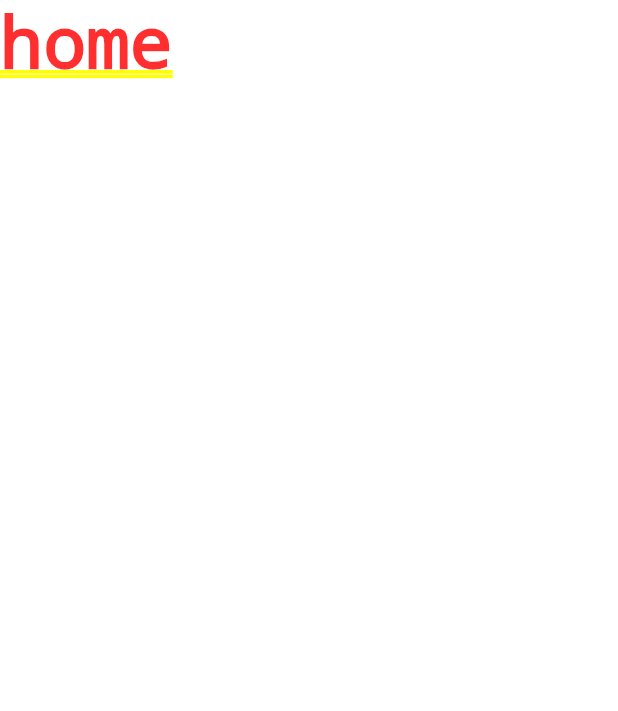
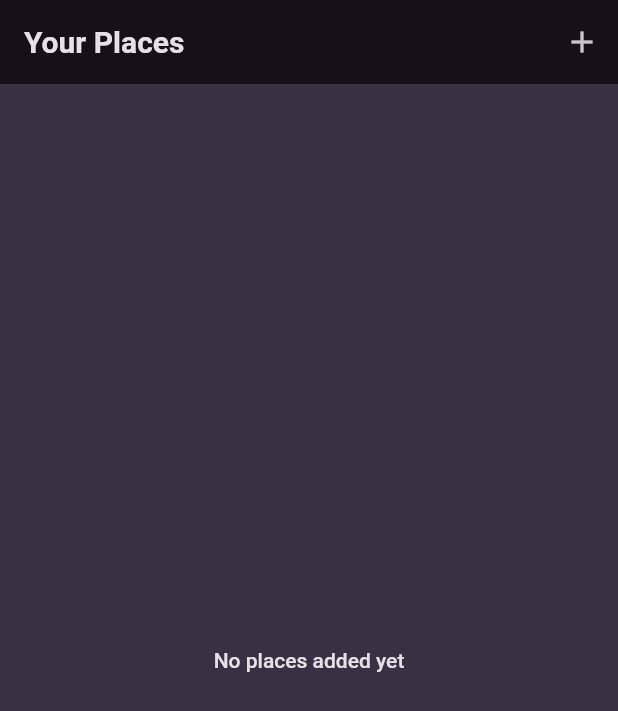
Before and after one commit to satyam1560/favorite_places, a Flutter app: the screen it shows after launch, on a phone screen of 412 x 824 dp. Shown: the top 711 px of the screen. Run offline on Flutter 3.47's test engine with Material 2 defaults, Android fonts, the phone set to English and light mode, and no system bars; our stand-ins replace flutter_riverpod, google_fonts.

Commit message:
basic structure of app done

```diff
--- a/lib/main.dart
+++ b/lib/main.dart
@@ -1,3 +1,5 @@
+import 'package:favorite_places/screens/places.dart';
+import 'package:flutter_riverpod/flutter_riverpod.dart';
 import 'package:flutter/material.dart';
 
 import 'package:google_fonts/google_fonts.dart';
@@ -27,7 +29,7 @@ final theme = ThemeData( ).copyWith(
 
 void main() {
   runApp(
-      const MyApp(),
+      const ProviderScope (child: MyApp())
   );
 }
 
@@ -37,9 +39,10 @@ class MyApp extends StatelessWidget {
   @override
   Widget build(BuildContext context) {
     return MaterialApp(
+      debugShowCheckedModeBanner: false,
       title: 'Great Places',
       theme: theme,
-      home: Text('home'),
+      home: const PlacesScreen(),
     );
   }
 }
--- /dev/null
+++ b/lib/models/place.dart
@@ -0,0 +1,10 @@
+import 'package:uuid/uuid.dart';
+
+const uuid = Uuid();
+
+class Place {
+   Place({required this.title}) : id = uuid.v4();
+
+  final String id;
+  final String title;
+}
--- /dev/null
+++ b/lib/screens/places.dart
@@ -0,0 +1,32 @@
+import 'package:favorite_places/providers/user_places.dart';
+import 'package:favorite_places/screens/add_places.dart';
+import 'package:favorite_places/widgets/places_list.dart';
+import 'package:flutter/material.dart';
+import 'package:flutter_riverpod/flutter_riverpod.dart';
+
+class PlacesScreen extends ConsumerWidget {
+  const PlacesScreen({super.key});
+
+  @override
+  Widget build(BuildContext context, WidgetRef ref) {
+    final userPlaces = ref.watch(userPlacesProvider);
+
+    return Scaffold(
+      appBar: AppBar(
+        title: Text('Your Places'),
+        actions: [
+          IconButton(
+            onPressed: () {
+              Navigator.of(context)
+                  .push(MaterialPageRoute(builder: (ctx) => AddPlaceScreen()));
+            },
+            icon: Icon(Icons.add),
+          )
+        ],
+      ),
+      body: PlacesList(
+        places: userPlaces,
+      ),
+    );
+  }
+}
--- /dev/null
+++ b/lib/widgets/places_list.dart
@@ -0,0 +1,46 @@
+import 'package:favorite_places/screens/place_details.dart';
+import 'package:flutter/material.dart';
+
+import 'package:favorite_places/models/place.dart';
+
+class PlacesList extends StatelessWidget {
+  const PlacesList({
+    super.key,
+    required this.places,
+  });
+
+  final List<Place> places;
+
+  @override
+  Widget build(BuildContext context) {
+    if (places.isEmpty) {
+      return Center(
+        child: Text(
+          'No places added yet',
+          style: Theme.of(context).textTheme.bodyLarge!.copyWith(
+                color: Theme.of(context).colorScheme.onBackground,
+              ),
+        ),
+      );
+    }
+
+    return ListView.builder(
+      itemCount: places.length,
+      itemBuilder: (cxt, index) => ListTile(
+        title: Text(
+          places[index].title,
+          style: Theme.of(context).textTheme.titleMedium!.copyWith(
+                color: Theme.of(context).colorScheme.onBackground,
+              ),
+        ),
+        onTap: () {
+          Navigator.of(context).push(
+            MaterialPageRoute(
+              builder: (ctx) => PlaceDetailScreen(place: places[index]),
+            ),
+          );
+        },
+      ),
+    );
+  }
+}
--- a/pubspec.yaml
+++ b/pubspec.yaml
@@ -36,6 +36,9 @@ dependencies:
   # Use with the CupertinoIcons class for iOS style icons.
   cupertino_icons: ^1.0.2
   google_fonts: ^4.0.4
+  uuid: ^3.0.7
+  riverpod: ^2.3.6
+  flutter_riverpod: ^2.3.6
 
 dev_dependencies:
   flutter_test:
```
Also changed, not shown: lib/providers/user_places.dart (added, +13 -0 lines), lib/screens/add_places.dart (added, +62 -0 lines), lib/screens/place_details.dart (added, +28 -0 lines), pubspec.lock.
